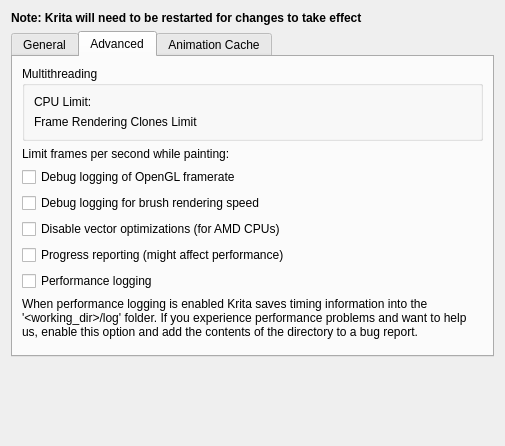
Qt form libs/ui/forms/wdgperformancesettings.ui (KDE/krita) before a commit.
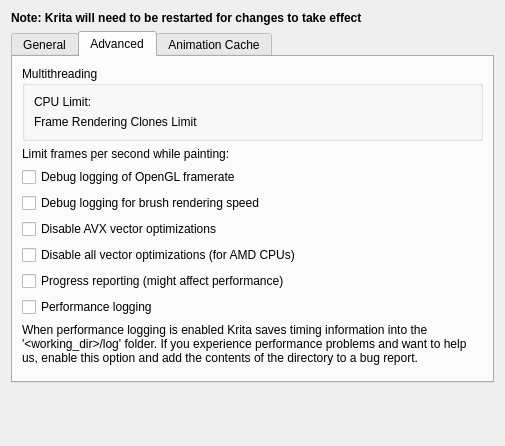
The same form after that commit. The open tabs and pages were chosen to show the change. Custom widgets are drawn as their Qt base class.

Commit message:
Add GUI switch for disabling AVX optimization on Widnows
If you happen to have any random crashes while normal painting
with a brush, and you are on Windows, then try to disable this
option, it might help.

BUG:406209

Diff of the .ui file:
```diff
--- a/libs/ui/forms/wdgperformancesettings.ui
+++ b/libs/ui/forms/wdgperformancesettings.ui
@@ -352,10 +352,17 @@
          </property>
         </widget>
        </item>
+       <item>
+        <widget class="QCheckBox" name="chkDisableAVXOptimizations">
+         <property name="text">
+          <string>Disable AVX vector optimizations</string>
+         </property>
+        </widget>
+       </item>
        <item>
         <widget class="QCheckBox" name="chkDisableVectorOptimizations">
          <property name="text">
-          <string>Disable vector optimizations (for AMD CPUs)</string>
+          <string>Disable all vector optimizations (for AMD CPUs)</string>
          </property>
         </widget>
        </item>
```
The commit also changes 4 other files.
